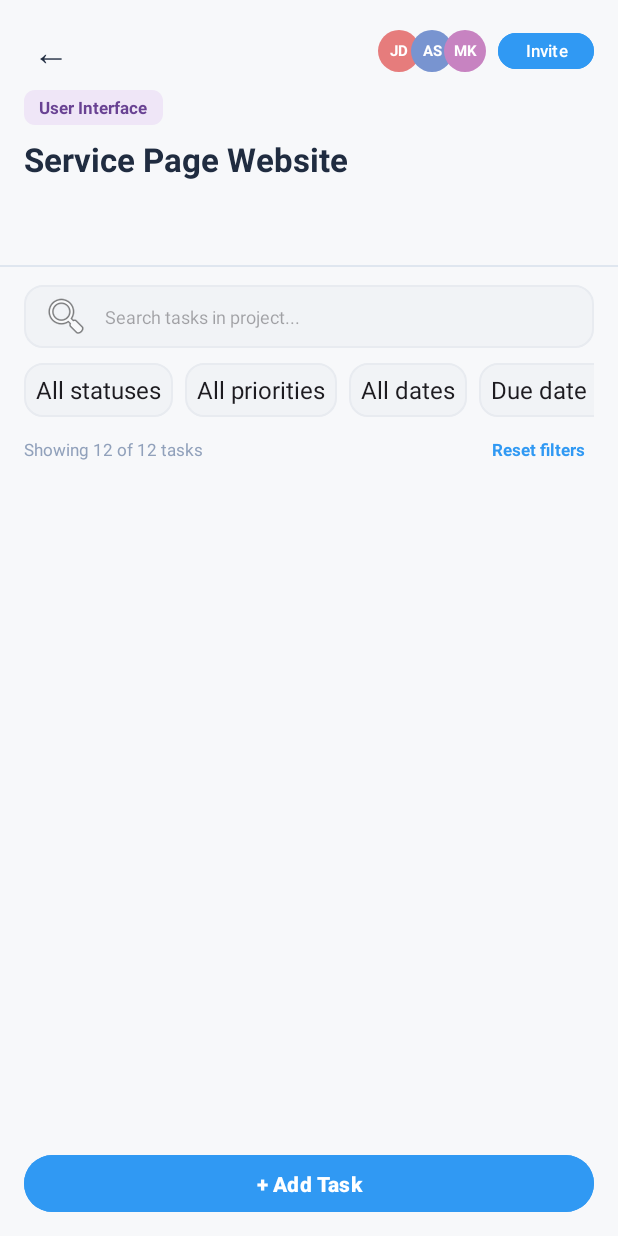
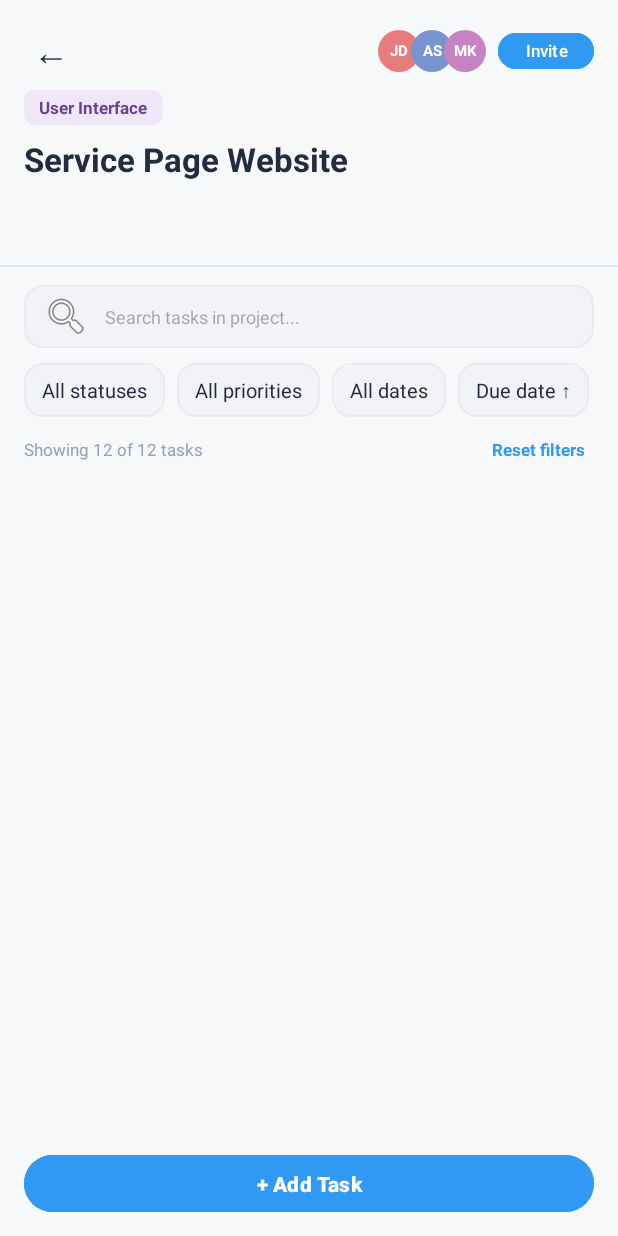
Before and after one commit to RabiaSaeed1904/SMD-Assignment4-TaskFlow, an Android app: the fragment TasksFragment placed in its activity, on a phone screen of 412 x 824 dp. Run offline under Robolectric (Android 15) with nearby library versions, the phone set to English and light mode, and no system bars; 1 statement that could not run was skipped.

Commit message:
style: enforce light theme, fix spinner padding, and update welcome name

```diff
--- a/app/src/main/java/com/example/taskflow/TasksFragment.java
+++ b/app/src/main/java/com/example/taskflow/TasksFragment.java
@@ -40,7 +40,6 @@ public class TasksFragment extends Fragment {
     private final List<Task> filteredTasks = new ArrayList<>();
     private TaskAdapter adapter;
 
-    // Requirement 5.a: Exact filter choices
     private final String[] statusChoices = {"All statuses", "To do", "In progress", "Done"};
     private final String[] priorityChoices = {"All priorities", "High", "Normal", "Low"};
     private final String[] dateChoices = {"All dates", "Today", "Overdue", "No due date"};
@@ -80,10 +79,11 @@ public class TasksFragment extends Fragment {
     }
 
     private void setupSpinners() {
-        spStatus.setAdapter(new ArrayAdapter<>(requireContext(), android.R.layout.simple_spinner_dropdown_item, statusChoices));
-        spPriority.setAdapter(new ArrayAdapter<>(requireContext(), android.R.layout.simple_spinner_dropdown_item, priorityChoices));
-        spDate.setAdapter(new ArrayAdapter<>(requireContext(), android.R.layout.simple_spinner_dropdown_item, dateChoices));
-        spSort.setAdapter(new ArrayAdapter<>(requireContext(), android.R.layout.simple_spinner_dropdown_item, sortChoices));
+        // Updated to use the custom item_spinner layout
+        spStatus.setAdapter(new ArrayAdapter<>(requireContext(), R.layout.item_spinner, statusChoices));
+        spPriority.setAdapter(new ArrayAdapter<>(requireContext(), R.layout.item_spinner, priorityChoices));
+        spDate.setAdapter(new ArrayAdapter<>(requireContext(), R.layout.item_spinner, dateChoices));
+        spSort.setAdapter(new ArrayAdapter<>(requireContext(), R.layout.item_spinner, sortChoices));
 
         AdapterView.OnItemSelectedListener filterListener = new AdapterView.OnItemSelectedListener() {
             @Override public void onItemSelected(AdapterView<?> parent, View view, int position, long id) { applyFilters(); }
@@ -126,7 +126,6 @@ public class TasksFragment extends Fragment {
         applyFilters();
     }
 
-    // Called by ProjectActivity when tapping a breakdown card on the Overview tab
     public void applyDirectFilters(String targetStatus, String targetDate) {
         if (targetStatus != null) {
             for (int i = 0; i < statusChoices.length; i++) {
@@ -163,21 +162,17 @@ public class TasksFragment extends Fragment {
         int sortPos = spSort.getSelectedItemPosition();
 
         for (Task t : all) {
-            // Search
             if (!query.isEmpty() && !t.getDescription().toLowerCase(Locale.ROOT).contains(query)) {
                 continue;
             }
-            // Status
             if (statusPos == 1 && !Task.STATUS_TODO.equals(t.getStatus())) continue;
             if (statusPos == 2 && !Task.STATUS_IN_PROGRESS.equals(t.getStatus())) continue;
             if (statusPos == 3 && !Task.STATUS_DONE.equals(t.getStatus())) continue;
 
-            // Priority
             if (priorityPos == 1 && !Task.PRIORITY_HIGH.equals(t.getPriority())) continue;
             if (priorityPos == 2 && !Task.PRIORITY_NORMAL.equals(t.getPriority())) continue;
             if (priorityPos == 3 && !Task.PRIORITY_LOW.equals(t.getPriority())) continue;
 
-            // Date
             if (datePos == 1 && !t.isDueToday()) continue;
             if (datePos == 2 && !t.isOverdue()) continue;
             if (datePos == 3 && t.getDueDateMillis() > 0L) continue;
@@ -185,17 +180,16 @@ public class TasksFragment extends Fragment {
             filteredTasks.add(t);
         }
 
-        // Sorting (Requirement 5.b: Default is Due date ascending)
         Collections.sort(filteredTasks, (t1, t2) -> {
             switch (sortPos) {
-                case 1: // Due date descending
+                case 1:
                     return Long.compare(t2.getDueDateMillis() == 0 ? Long.MIN_VALUE : t2.getDueDateMillis(),
                             t1.getDueDateMillis() == 0 ? Long.MIN_VALUE : t1.getDueDateMillis());
-                case 2: // Priority
+                case 2:
                     return Integer.compare(getPriorityRank(t2.getPriority()), getPriorityRank(t1.getPriority()));
-                case 3: // Description
+                case 3:
                     return t1.getDescription().compareToIgnoreCase(t2.getDescription());
-                default: // Due date ascending
+                default:
                     long d1 = t1.getDueDateMillis() == 0 ? Long.MAX_VALUE : t1.getDueDateMillis();
                     long d2 = t2.getDueDateMillis() == 0 ? Long.MAX_VALUE : t2.getDueDateMillis();
                     return Long.compare(d1, d2);
@@ -205,7 +199,6 @@ public class TasksFragment extends Fragment {
         adapter.notifyDataSetChanged();
         tvStatusCount.setText("Showing " + filteredTasks.size() + " of " + all.size() + " tasks");
 
-        // Dual Empty States (Requirement 5.c)
         if (filteredTasks.isEmpty()) {
             lvTasks.setVisibility(View.GONE);
             layoutEmpty.setVisibility(View.VISIBLE);
--- a/app/src/main/res/layout/activity_home.xml
+++ b/app/src/main/res/layout/activity_home.xml
@@ -14,7 +14,7 @@
         android:layout_width="match_parent"
         android:layout_height="wrap_content"
         android:paddingStart="4dp"
-        android:text="Hi, Hari"
+        android:text="Hi, Rabia"
         android:textColor="#172033"
         android:textSize="21sp"
         android:textStyle="bold" />
--- /dev/null
+++ b/app/src/main/res/layout/item_spinner.xml
@@ -0,0 +1,11 @@
+<?xml version="1.0" encoding="utf-8"?>
+<TextView xmlns:android="http://schemas.android.com/apk/res/android"
+    android:id="@android:id/text1"
+    android:layout_width="match_parent"
+    android:layout_height="wrap_content"
+    android:paddingStart="12dp"
+    android:paddingEnd="12dp"
+    android:paddingTop="6dp"
+    android:paddingBottom="6dp"
+    android:textColor="#202C40"
+    android:textSize="13sp" />
```
Also changed, not shown: app/src/main/java/com/example/taskflow/SplashActivity.java (+5 -5 lines), app/src/main/java/com/example/taskflow/TaskDialogHelper.java (+4 -6 lines).
